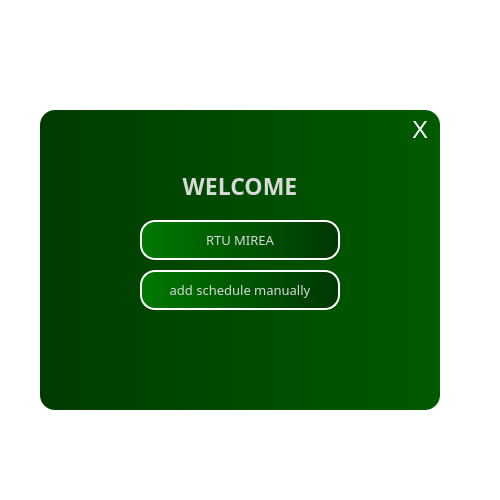
The window that Form1.ui (KuzMG/Notes-for-students) describes before a commit, drawn with Qt 5.
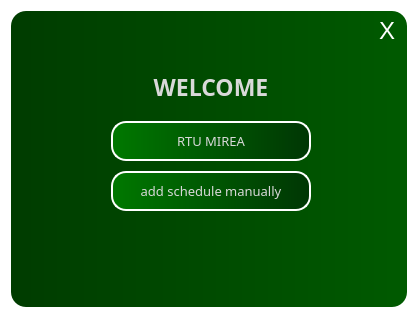
The same window after the commit.

Commit message: adding two windows 2

What changed in the file:
```diff
--- a/Form1.ui
+++ b/Form1.ui
@@ -6,8 +6,8 @@
    <rect>
     <x>0</x>
     <y>0</y>
-    <width>500</width>
-    <height>500</height>
+    <width>418</width>
+    <height>318</height>
    </rect>
   </property>
   <property name="sizePolicy">
@@ -22,15 +22,9 @@
   <property name="styleSheet">
    <string notr="true">background-color:rgba(255, 255, 255, 0)</string>
   </property>
+  <layout class="QHBoxLayout" name="horizontalLayout">
+   <item>
   <widget class="QFrame" name="frame">
-   <property name="geometry">
-    <rect>
-     <x>40</x>
-     <y>110</y>
-     <width>400</width>
-     <height>300</height>
-    </rect>
-   </property>
    <property name="focusPolicy">
     <enum>Qt::WheelFocus</enum>
    </property>
@@ -117,7 +111,7 @@
    <widget class="QPushButton" name="closeButton">
     <property name="geometry">
      <rect>
-      <x>360</x>
+        <x>356</x>
       <y>0</y>
       <width>40</width>
       <height>40</height>
@@ -271,6 +265,8 @@
     </property>
    </widget>
   </widget>
+   </item>
+  </layout>
  </widget>
  <resources>
   <include location="res/example.qrc"/>
```
Left out of the diff: 4 changed lines with no effect on the pictures. Lines whose indentation alone changed are shown as unchanged. The commit also changes 4 other files.
